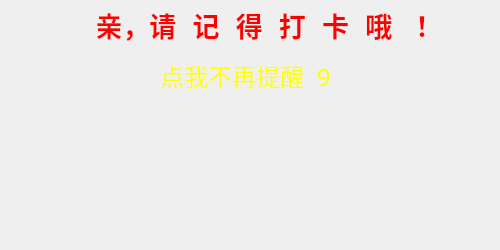
Old version of the form form.ui in the repository fansilea/DAHelper.
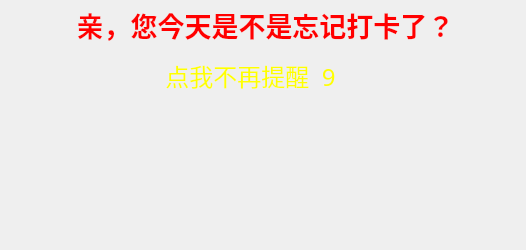
New version of the form.

Diff of the .ui file:
```diff
--- a/form.ui
+++ b/form.ui
@@ -6,7 +6,7 @@
    <rect>
     <x>0</x>
     <y>0</y>
-    <width>500</width>
+    <width>526</width>
     <height>250</height>
    </rect>
   </property>
@@ -19,9 +19,9 @@
   <widget class="QPushButton" name="pushButton">
    <property name="geometry">
     <rect>
-     <x>0</x>
+     <x>30</x>
      <y>50</y>
-     <width>491</width>
+     <width>441</width>
      <height>51</height>
     </rect>
    </property>
@@ -53,10 +53,10 @@
   <widget class="QLabel" name="labelTitle">
    <property name="geometry">
     <rect>
-     <x>30</x>
-     <y>-10</y>
-     <width>471</width>
-     <height>71</height>
+     <x>20</x>
+     <y>0</y>
+     <width>491</width>
+     <height>51</height>
     </rect>
    </property>
    <property name="font">
@@ -71,7 +71,7 @@
     <string notr="true">color: rgb(255, 0, 0);</string>
    </property>
    <property name="text">
-    <string>亲，请 记 得 打 卡 哦 ！</string>
+    <string>亲，您今天是不是忘记打卡了？</string>
    </property>
    <property name="alignment">
     <set>Qt::AlignCenter</set>
```
